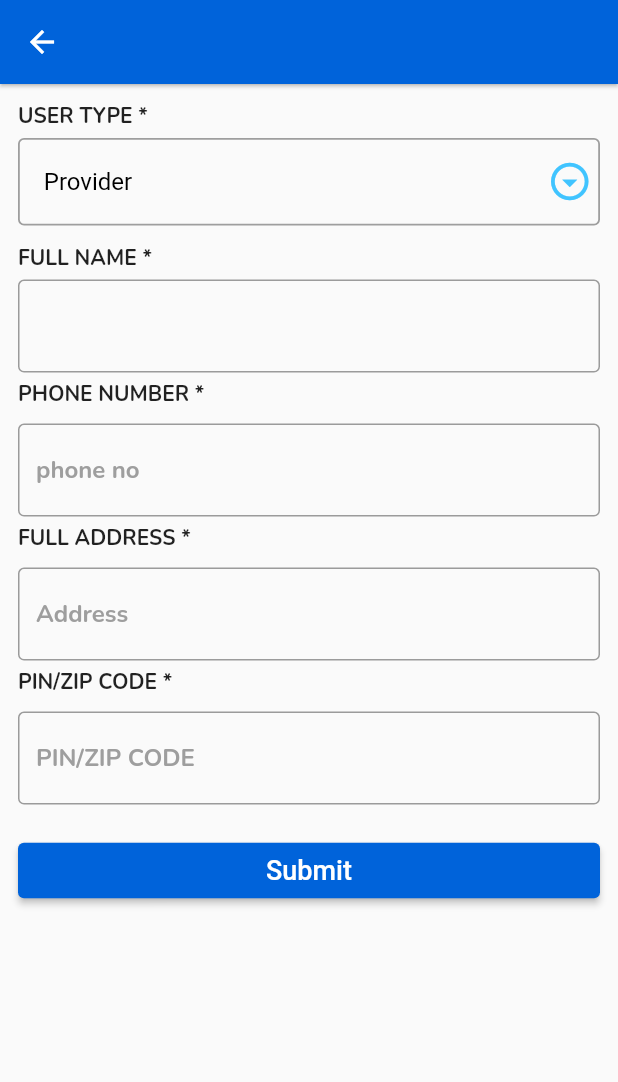
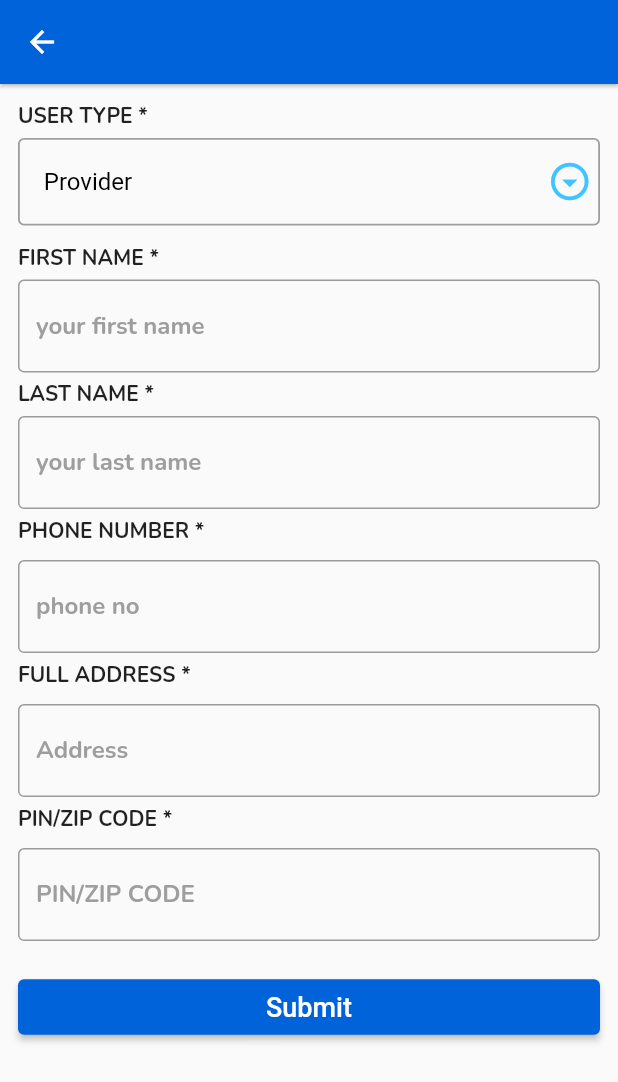
Before and after one commit to devaioft/aioft_bpo, a Flutter app: the ProviderRegistartion screen opened directly with empty values, on a phone screen of 412 x 824 dp. Shown: the top 1082 px of the screen. Run offline on Flutter 3.47's test engine with Material 2 defaults, Android fonts, the phone set to English and light mode, and no system bars; our stand-ins replace animated_text_kit, awesome_dialog, introduction_screen, shared_preferences; accounts and stored records are empty.

Commit message:
somthing we have to change in laptop

```diff
--- a/lib/Models/user_model.dart
+++ b/lib/Models/user_model.dart
@@ -2,11 +2,7 @@
 //
 //     final users = usersFromJson(jsonString);
 
-import 'dart:convert';
-
 Users usersFromJson(dynamic str) => Users.fromJson(str);
-
-String usersToJson(Users data) => json.encode(data.toJson());
 
 class Users {
   Users({
@@ -22,15 +18,11 @@ class Users {
             json["providers"].map((x) => Provider.fromJson(x))),
         fleet: List<Fleet>.from(json["fleet"].map((x) => Fleet.fromJson(x))),
       );
-
-  Map<String, dynamic> toJson() => {
-        "providers": List<dynamic>.from(providers!.map((x) => x.toJson())),
-        "fleet": List<dynamic>.from(fleet!.map((x) => x.toJson())),
-      };
 }
 
 class Fleet {
   Fleet({
+    this.id,
     this.name,
     this.email,
     this.mobile,
@@ -50,6 +42,7 @@ class Fleet {
     this.pinCode,
   });
 
+  int? id;
   dynamic name;
   String? email;
   String? mobile;
@@ -76,10 +69,8 @@ class Fleet {
         firstName: json["first_name"],
         lastName: json["last_name"],
         avatar: json["avatar"],
-        serviceNumber:
-            json["service_number"],
-        serviceModel:
-            json["service_model"],
+        serviceNumber: json["service_number"],
+        serviceModel: json["service_model"],
         address: json["address"],
         addressSecondary: json["address_secondary"],
         city: json["city"],
@@ -89,29 +80,11 @@ class Fleet {
         status: json["status"],
         pinCode: json['postal_code'],
       );
-
-  Map<String, dynamic> toJson() => {
-        "name": name,
-        "email": email,
-        "mobile": mobile,
-        "logo": logo,
-        "first_name": firstName,
-        "last_name": lastName,
-        "avatar": avatar,
-        "service_number": serviceNumber,
-        "service_model": serviceModel,
-        "address": address,
-        "address_secondary": addressSecondary,
-        "city": city,
-        "country": country,
-        "document_id": documentId ,
-        "url": url,
-        "status": status,
-      };
 }
 
 class Provider {
   Provider({
+    this.id,
     this.firstName,
     this.lastName,
     this.email,
@@ -129,6 +102,7 @@ class Provider {
     this.pinCode,
   });
 
+  int? id;
   String? firstName;
   String? lastName;
   String? email;
@@ -151,10 +125,8 @@ class Provider {
         email: json["email"],
         mobile: json["mobile"],
         avatar: json["avatar"],
-        serviceNumber:
-            json["service_number"],
-        serviceModel:
-            json["service_model"],
+        serviceNumber: json["service_number"],
+        serviceModel: json["service_model"],
         address: json["address"],
         addressSecondary: json["address_secondary"],
         city: json["city"],
@@ -163,23 +135,5 @@ class Provider {
         url: json["url"],
         status: json["status"],
         pinCode: json['postal_code'],
-
       );
-
-  Map<String, dynamic> toJson() => {
-        "first_name": firstName,
-        "last_name": lastName,
-        "email": email,
-        "mobile": mobile,
-        "avatar": avatar,
-        "service_number": serviceNumber,
-        "service_model": serviceModel,
-        "address": address,
-        "address_secondary": addressSecondary,
-        "city": city,
-        "country": country,
-        "document_id": documentId,
-        "url": url,
-        "status": status,
-      };
 }
--- a/lib/Screens/RegistrationForm/provider_reg_form.dart
+++ b/lib/Screens/RegistrationForm/provider_reg_form.dart
@@ -1,5 +1,6 @@
 import 'package:aioft_bpo/Models/user_model.dart';
 import 'package:aioft_bpo/Screens/RegistrationForm/components/custom_text_field.dart';
+import 'package:aioft_bpo/Services/api.dart';
 import 'package:aioft_bpo/Widgets/message.dart';
 import 'package:aioft_bpo/constant.dart';
 import 'package:flutter/material.dart';
@@ -20,9 +21,11 @@ class _ProviderRegistartionState extends State<ProviderRegistartion> {
   DateTime selectedDate = DateTime.now();
 
   final _formKey = GlobalKey<FormState>();
+  int? userid;
   final addressController = TextEditingController();
   final phoneController = TextEditingController();
-  final fullNameController = TextEditingController();
+  final firstNameController = TextEditingController();
+  final lastNameController = TextEditingController();
   final pincodeController = TextEditingController();
   String? _userTypeValue;
   final items = ['Provider', 'Fleet'];
@@ -32,8 +35,9 @@ class _ProviderRegistartionState extends State<ProviderRegistartion> {
     super.initState();
 
     setState(() {
-      fullNameController.text =
-          "${widget.provider!.firstName ?? ''}  ${widget.provider!.lastName ?? ''}";
+      userid = widget.provider!.id ?? 0;
+      firstNameController.text = widget.provider!.firstName ?? '';
+      lastNameController.text = widget.provider!.lastName ?? '';
 
       addressController.text = widget.provider!.address ?? 'Bangalore';
       phoneController.text = widget.provider!.mobile ?? '';
@@ -94,14 +98,24 @@ class _ProviderRegistartionState extends State<ProviderRegistartion> {
                       ),
                     ),
                     const SizedBox(height: 12),
-                    const Text("FULL NAME *"),
+                    const Text("FIRST NAME *"),
                     const SizedBox(height: 5),
                     CustomTextFormField(
-                      controller: fullNameController,
-                      hintText: "your full name",
+                      controller: firstNameController,
+                      hintText: "your first name",
                       readMode: false,
                       keyboardType: TextInputType.text,
-                      errorMessage: "Please enter full name",
+                      errorMessage: "Please enter first name",
+                    ),
+                    const SizedBox(height: 5),
+                    const Text("LAST NAME *"),
+                    const SizedBox(height: 5),
+                    CustomTextFormField(
+                      controller: lastNameController,
+                      hintText: "your last name",
+                      readMode: false,
+                      keyboardType: TextInputType.text,
+                      errorMessage: "Please enter last name",
                     ),
                     const SizedBox(height: 5),
                     const Text("PHONE NUMBER *"),
@@ -140,18 +154,10 @@ class _ProviderRegistartionState extends State<ProviderRegistartion> {
                       child: const Text("Submit"),
                       onPressed: () {
                         if (_formKey.currentState!.validate()) {
-                          print(fullNameController.text);
-
-                          print(addressController.text);
-                          print(phoneController.text);
-                          print(pincodeController.text);
-                          print(_userTypeValue);
                           if (_userTypeValue == null) {
                             message(context, "Please select car");
                           } else {
-                            saveUserData();
-                            // Navigator.pushNamed(
-                            //     context, UploadDocumnet.routeName);
+                            upDateUserData();
                           }
                         }
                       },
@@ -170,14 +176,22 @@ class _ProviderRegistartionState extends State<ProviderRegistartion> {
         child: Text(item),
       );
 
-  void saveUserData() {
+  void upDateUserData() {
+    print(firstNameController.text);
 
-     data:{
+    print(addressController.text);
+    print(phoneController.text);
+    print(pincodeController.text);
+    print(_userTypeValue);
 
-     }
+    var data = {
+      'first_name': firstNameController.text,
+      'last_name': lastNameController.text,
+      'mobile': phoneController.text,
+      'address': addressController.text,
+      'postal_code': pincodeController.text,
+    };
 
-
+    CallApi().updateDataIntoDataBase(data, '/provider', userid);
   }
-
-
 }
--- a/lib/Services/preferences.dart
+++ b/lib/Services/preferences.dart
@@ -1,20 +1,24 @@
 import 'package:shared_preferences/shared_preferences.dart';
 
 class PreferecesServices {
-  setData(Profile setting) async {
+  setData(Profile profile) async {
     SharedPreferences prefs = await SharedPreferences.getInstance();
 
-    await prefs.setString('phone', setting.phoneNumber!);
+    await prefs.setString('phone', profile.phoneNumber!);
+    await prefs.setString('link', profile.link!);
   }
 
   Future<Profile> getData() async {
     SharedPreferences prefs = await SharedPreferences.getInstance();
     final phoneNumber = prefs.getString('phone');
-    return Profile(phoneNumber: phoneNumber);
+    final regLink = prefs.getString('link');
+
+    return Profile(phoneNumber: phoneNumber,link: regLink);
   }
 }
 
 class Profile {
   String? phoneNumber;
-  Profile({this.phoneNumber});
+  String? link;
+  Profile({this.phoneNumber,this.link});
 }
--- a/lib/src/app.dart
+++ b/lib/src/app.dart
@@ -88,6 +88,8 @@ class _MyAppState extends State<MyApp> {
                     return const FleetScreen();
                   case UsersScreen.routeName:
                     return const UsersScreen();
+                  // case CallHistory.routeName:
+                  //   return const CallHistory();
                   default:
                     return _phoneNumber.toString().length < 10
                         ? const OnBoardingPage()
--- a/pubspec.yaml
+++ b/pubspec.yaml
@@ -22,6 +22,7 @@ dependencies:
   introduction_screen: ^2.1.0
   animated_text_kit: ^4.2.1
   date_field: ^2.1.2
+  call_log: ^3.2.2
 
 
   flutter_localizations:
```
Also changed, not shown: lib/Screens/callLogs/call_history.dart (added, +54 -0 lines), lib/Screens/profile_screen.dart (+42 -6 lines), lib/Screens/providers_screen.dart (+11 -1 lines), lib/Services/api.dart (+11 -23 lines), pubspec.lock, 1 other file.
